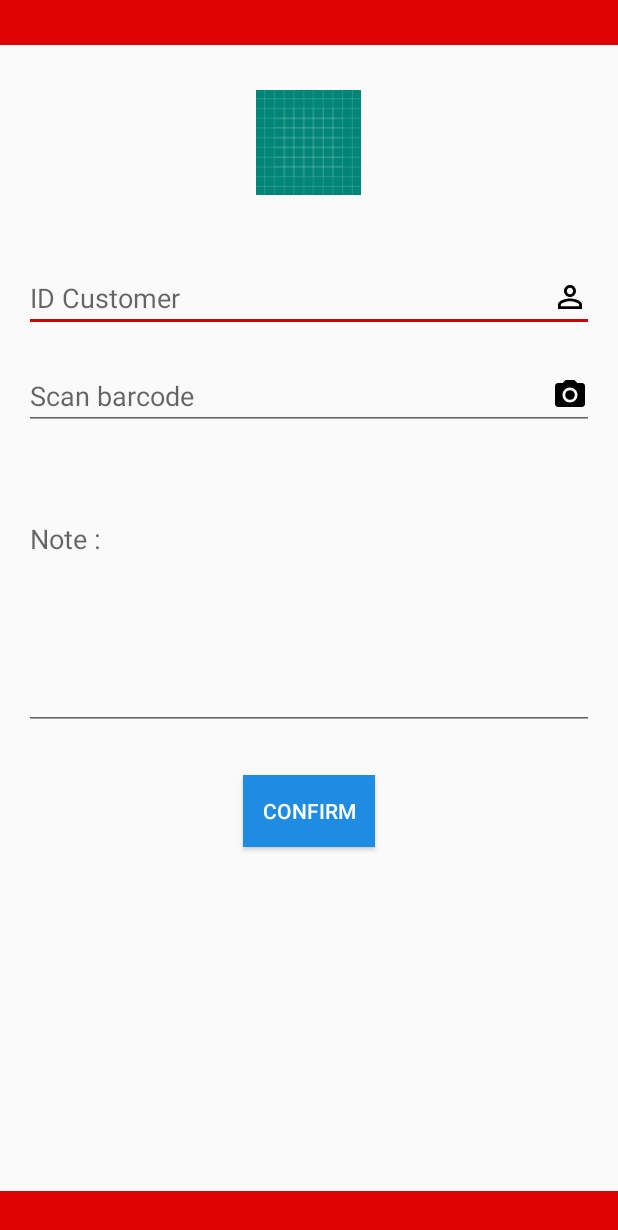
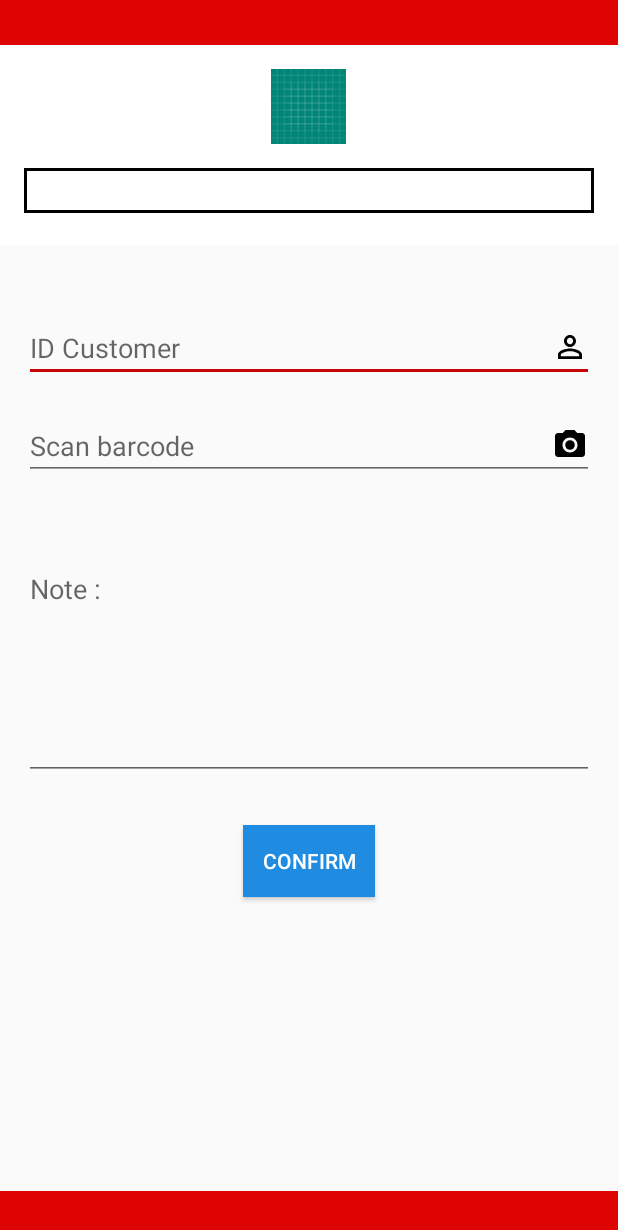
Before and after one commit to ranggabagas30/NewtonApp, an Android app: the screen it shows after launch (MainActivity), on a phone screen of 412 x 824 dp. Shown: the top 1230 px of the screen. Run offline under Robolectric (Android 15) with nearby library versions, the light colour scheme and no system bars.

Commit message:
refactor layout header

```diff
--- a/app/src/main/res/layout/layout_header.xml
+++ b/app/src/main/res/layout/layout_header.xml
@@ -4,7 +4,9 @@
     android:id="@+id/header.layout.root"
     android:orientation="vertical"
     android:layout_width="match_parent"
-    android:layout_height="wrap_content">
+    android:layout_height="wrap_content"
+    android:paddingBottom="5dp"
+    android:background="@android:color/white">
 
     <FrameLayout
         android:layout_width="match_parent"
@@ -14,10 +16,27 @@
 
     <androidx.appcompat.widget.AppCompatImageView
         android:id="@+id/header.iv.logo"
-        android:layout_width="70dp"
-        android:layout_height="70dp"
+        android:layout_width="50dp"
+        android:layout_height="50dp"
         android:layout_gravity="center"
-        android:layout_marginTop="30dp"
+        android:layout_marginTop="16dp"
         android:scaleType="centerCrop"
         app:srcCompat="@drawable/ic_launcher_background" />
+
+    <FrameLayout
+        android:layout_width="match_parent"
+        android:layout_height="wrap_content"
+        android:layout_margin="16dp"
+        android:padding="5dp"
+        android:background="@drawable/shape_rect_white_black">
+
+        <androidx.appcompat.widget.AppCompatTextView
+            android:id="@+id/header.tv.title"
+            android:layout_width="wrap_content"
+            android:layout_height="wrap_content"
+            android:textSize="14sp"
+            android:textStyle="bold"
+            android:layout_gravity="center" />
+    </FrameLayout>
+
 </LinearLayout>
```
